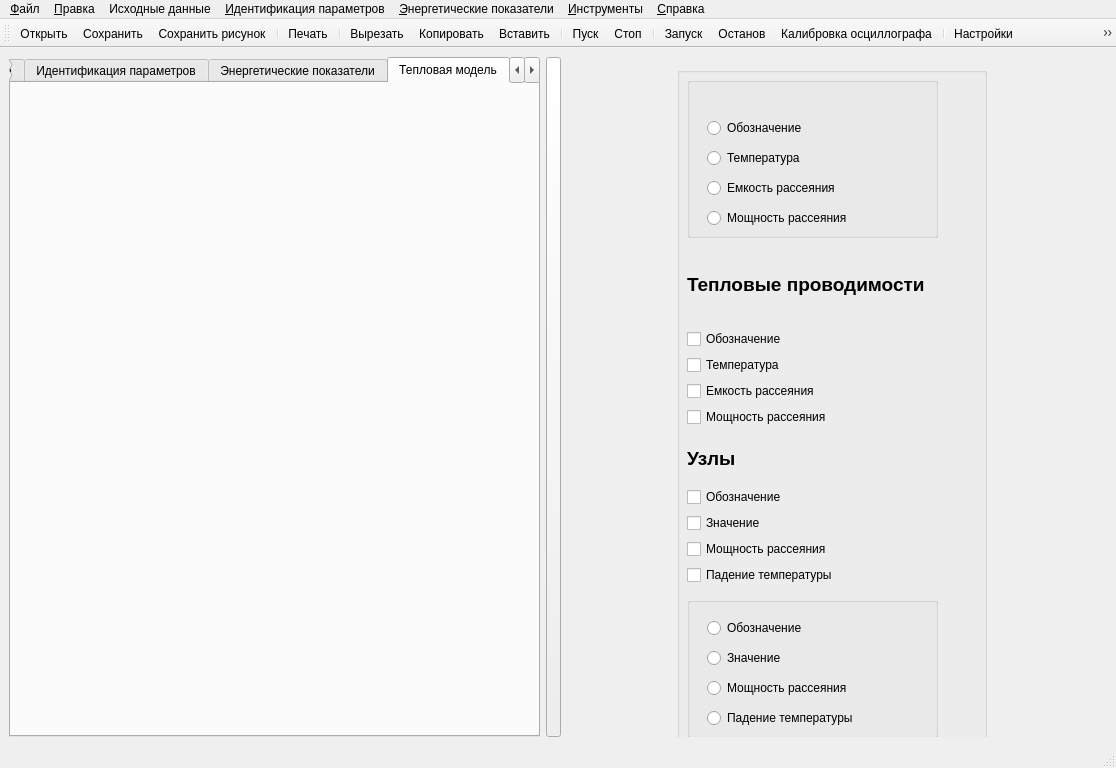
This is ImView/mainwindow.ui in Ivanos121/ImView as Qt 5 draws it before an edit. The edited form follows.
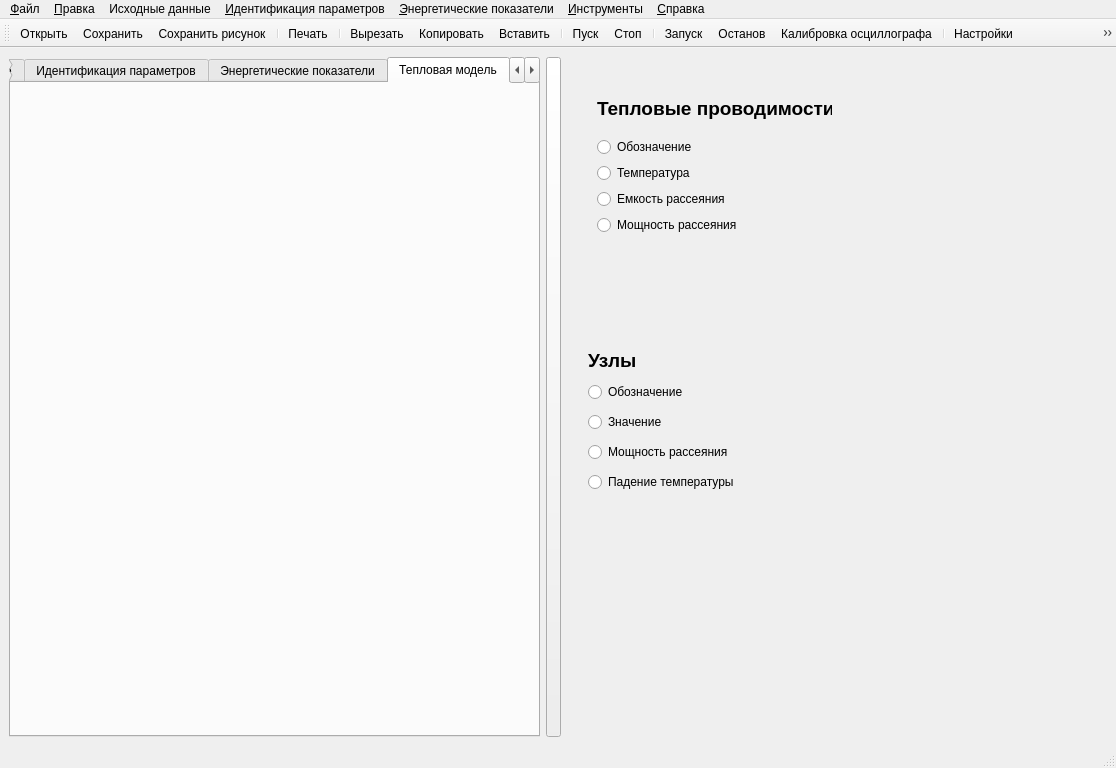
This is the edited form. The open tabs and pages were chosen to show the change. Icons and pictures are not drawn. Custom widgets are drawn as their Qt base class.

Patch:
```diff
--- a/ImView/mainwindow.ui
+++ b/ImView/mainwindow.ui
@@ -835,127 +835,13 @@
        </layout>
       </widget>
       <widget class="QWidget" name="page_8">
-       <widget class="QGroupBox" name="groupBox_3">
-        <property name="geometry">
-         <rect>
-          <x>110</x>
-          <y>10</y>
-          <width>310</width>
-          <height>689</height>
-         </rect>
-        </property>
-        <property name="sizePolicy">
-         <sizepolicy hsizetype="Fixed" vsizetype="Preferred">
-          <horstretch>0</horstretch>
-          <verstretch>0</verstretch>
-         </sizepolicy>
-        </property>
-        <property name="maximumSize">
-         <size>
-          <width>310</width>
-          <height>16777215</height>
-         </size>
-        </property>
-        <property name="title">
-         <string/>
-        </property>
-        <widget class="QGroupBox" name="groupBox_5">
-         <property name="geometry">
-          <rect>
-           <x>10</x>
-           <y>10</y>
-           <width>251</width>
-           <height>161</height>
-          </rect>
-         </property>
-         <property name="title">
-          <string/>
-         </property>
-         <widget class="QRadioButton" name="radioButton_3">
-          <property name="geometry">
-           <rect>
-            <x>20</x>
-            <y>100</y>
-            <width>161</width>
-            <height>22</height>
-           </rect>
-          </property>
-          <property name="text">
-           <string>Емкость рассеяния</string>
-          </property>
-         </widget>
-         <widget class="QRadioButton" name="radioButton_4">
-          <property name="geometry">
-           <rect>
-            <x>20</x>
-            <y>130</y>
-            <width>181</width>
-            <height>22</height>
-           </rect>
-          </property>
-          <property name="text">
-           <string>Мощность рассеяния</string>
-          </property>
-         </widget>
-         <widget class="QRadioButton" name="radioButton">
-          <property name="geometry">
-           <rect>
-            <x>20</x>
-            <y>40</y>
-            <width>121</width>
-            <height>22</height>
-           </rect>
-          </property>
-          <property name="text">
-           <string>Обозначение</string>
-          </property>
-         </widget>
-         <widget class="QRadioButton" name="radioButton_2">
-          <property name="geometry">
-           <rect>
-            <x>20</x>
-            <y>70</y>
-            <width>121</width>
-            <height>22</height>
-           </rect>
-          </property>
-          <property name="text">
-           <string>Температура</string>
-          </property>
-         </widget>
-        </widget>
-        <widget class="QGroupBox" name="groupBox_6">
-         <property name="geometry">
-          <rect>
-           <x>10</x>
-           <y>530</y>
-           <width>251</width>
-           <height>141</height>
-          </rect>
-         </property>
-         <property name="title">
-          <string/>
-         </property>
-         <widget class="QRadioButton" name="radioButton_5">
-          <property name="geometry">
-           <rect>
-            <x>20</x>
-            <y>20</y>
-            <width>121</width>
-            <height>22</height>
-           </rect>
-          </property>
-          <property name="text">
-           <string>Обозначение</string>
-          </property>
-         </widget>
          <widget class="QRadioButton" name="radioButton_8">
           <property name="geometry">
            <rect>
-            <x>20</x>
-            <y>110</y>
-            <width>181</width>
-            <height>22</height>
+          <x>21</x>
+          <y>413</y>
+          <width>169</width>
+          <height>24</height>
            </rect>
           </property>
           <property name="text">
@@ -965,10 +851,10 @@
          <widget class="QRadioButton" name="radioButton_6">
           <property name="geometry">
            <rect>
-            <x>20</x>
-            <y>50</y>
-            <width>106</width>
-            <height>22</height>
+          <x>21</x>
+          <y>353</y>
+          <width>88</width>
+          <height>24</height>
            </rect>
           </property>
           <property name="text">
@@ -978,74 +864,52 @@
          <widget class="QRadioButton" name="radioButton_7">
           <property name="geometry">
            <rect>
-            <x>20</x>
-            <y>80</y>
-            <width>171</width>
-            <height>22</height>
+          <x>21</x>
+          <y>383</y>
+          <width>163</width>
+          <height>24</height>
            </rect>
           </property>
           <property name="text">
            <string>Мощность рассеяния</string>
           </property>
          </widget>
-        </widget>
-        <widget class="QWidget" name="layoutWidget">
-         <property name="geometry">
-          <rect>
-           <x>10</x>
-           <y>370</y>
-           <width>252</width>
-           <height>148</height>
-          </rect>
-         </property>
-         <layout class="QVBoxLayout" name="verticalLayout_8">
-          <item>
            <widget class="QLabel" name="label_7">
+        <property name="geometry">
+         <rect>
+          <x>21</x>
+          <y>291</y>
+          <width>47</width>
+          <height>26</height>
+         </rect>
+        </property>
             <property name="text">
              <string>&lt;html&gt;&lt;head/&gt;&lt;body&gt;&lt;p&gt;&lt;span style=&quot; font-size:14pt; font-weight:700;&quot;&gt;Узлы&lt;/span&gt;&lt;/p&gt;&lt;/body&gt;&lt;/html&gt;</string>
             </property>
            </widget>
-          </item>
-          <item>
-           <widget class="QCheckBox" name="checkBox">
+       <widget class="QRadioButton" name="radioButton_5">
+        <property name="geometry">
+         <rect>
+          <x>21</x>
+          <y>323</y>
+          <width>112</width>
+          <height>24</height>
+         </rect>
+        </property>
             <property name="text">
              <string>Обозначение</string>
             </property>
            </widget>
-          </item>
-          <item>
-           <widget class="QCheckBox" name="checkBox_2">
-            <property name="text">
-             <string>Значение</string>
-            </property>
-           </widget>
-          </item>
-          <item>
-           <widget class="QCheckBox" name="checkBox_3">
-            <property name="text">
-             <string>Мощность рассеяния</string>
-            </property>
-           </widget>
-          </item>
-          <item>
-           <widget class="QCheckBox" name="checkBox_4">
-            <property name="text">
-             <string>Падение температуры</string>
-            </property>
-           </widget>
-          </item>
-         </layout>
-        </widget>
-        <widget class="QWidget" name="layoutWidget_2">
+       <widget class="QWidget" name="">
          <property name="geometry">
           <rect>
-           <x>10</x>
-           <y>180</y>
-           <width>252</width>
-           <height>180</height>
-          </rect>
-         </property>
-         <layout class="QVBoxLayout" name="verticalLayout_9">
+          <x>30</x>
+          <y>30</y>
+          <width>235</width>
+          <height>148</height>
+         </rect>
+        </property>
+        <layout class="QVBoxLayout" name="verticalLayout_10">
           <item>
            <widget class="QLabel" name="label_8">
             <property name="text">
@@ -1054,35 +918,34 @@
            </widget>
           </item>
           <item>
-           <widget class="QCheckBox" name="checkBox_5">
+          <widget class="QRadioButton" name="radioButton">
             <property name="text">
              <string>Обозначение</string>
             </property>
            </widget>
           </item>
           <item>
-           <widget class="QCheckBox" name="checkBox_6">
+          <widget class="QRadioButton" name="radioButton_2">
             <property name="text">
              <string>Температура</string>
             </property>
            </widget>
           </item>
           <item>
-           <widget class="QCheckBox" name="checkBox_7">
+          <widget class="QRadioButton" name="radioButton_3">
             <property name="text">
              <string>Емкость рассеяния</string>
             </property>
            </widget>
           </item>
           <item>
-           <widget class="QCheckBox" name="checkBox_8">
+          <widget class="QRadioButton" name="radioButton_4">
             <property name="text">
              <string>Мощность рассеяния</string>
             </property>
            </widget>
           </item>
          </layout>
-        </widget>
        </widget>
       </widget>
       <widget class="QWidget" name="page_5">
```
Left out of the diff: 6 changed lines with no effect on the pictures. Lines whose indentation alone changed are shown as unchanged.
